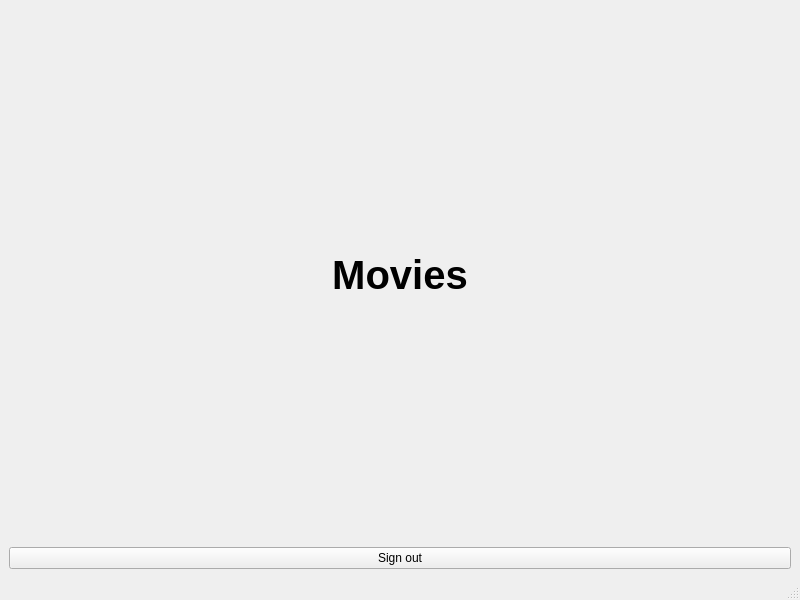
The window that Cinema-GUI/customerShowMovies.ui (abohoss/Cinema-Booking-System) describes before a commit, drawn with Qt 5.
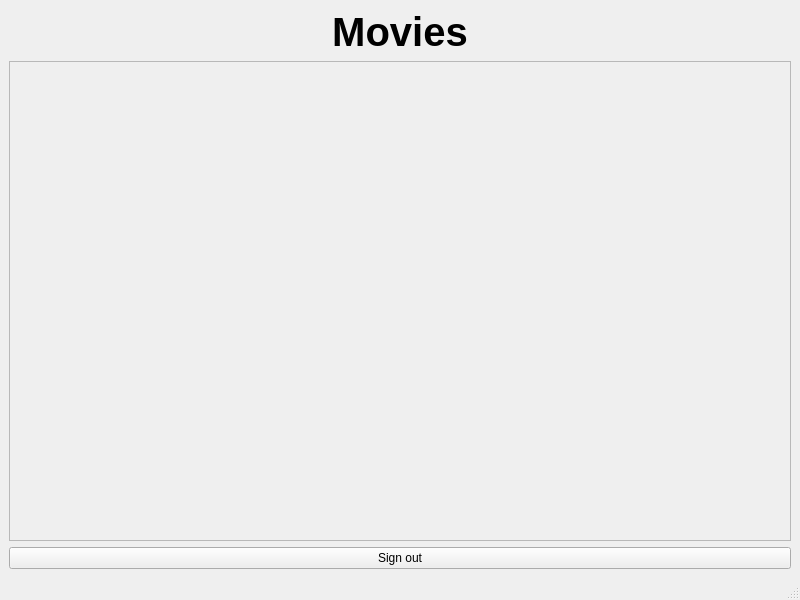
The same window after the commit.

Commit message: Design and Develop CustomerShowMovies view

```diff
--- a/Cinema-GUI/customerShowMovies.ui
+++ b/Cinema-GUI/customerShowMovies.ui
@@ -38,7 +38,26 @@
      </widget>
     </item>
     <item>
-     <layout class="QVBoxLayout" name="moviesList"/>
+     <widget class="QScrollArea" name="scrollArea">
+      <property name="widgetResizable">
+       <bool>true</bool>
+      </property>
+      <widget class="QWidget" name="scrollAreaWidgetContents">
+       <property name="geometry">
+        <rect>
+         <x>0</x>
+         <y>0</y>
+         <width>780</width>
+         <height>448</height>
+        </rect>
+       </property>
+       <layout class="QVBoxLayout" name="verticalLayout_4">
+        <item>
+         <layout class="QVBoxLayout" name="moviesList"/>
+        </item>
+       </layout>
+      </widget>
+     </widget>
     </item>
     <item>
      <widget class="QPushButton" name="signoutBtn">
```
The commit also changes 4 other files.
